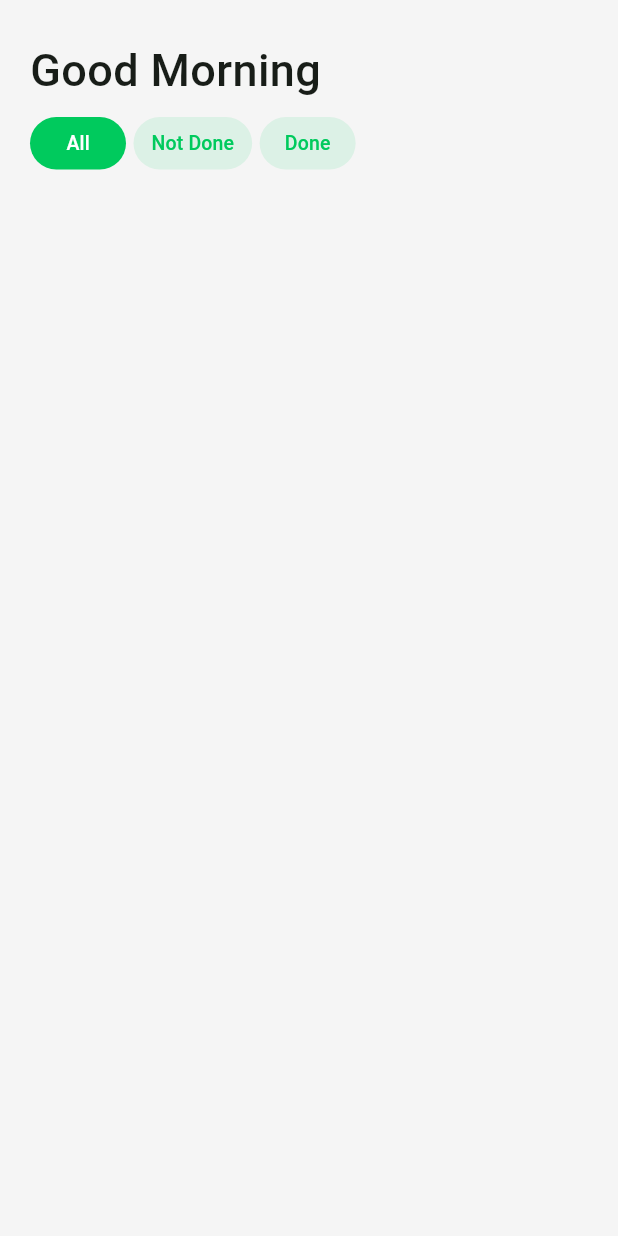
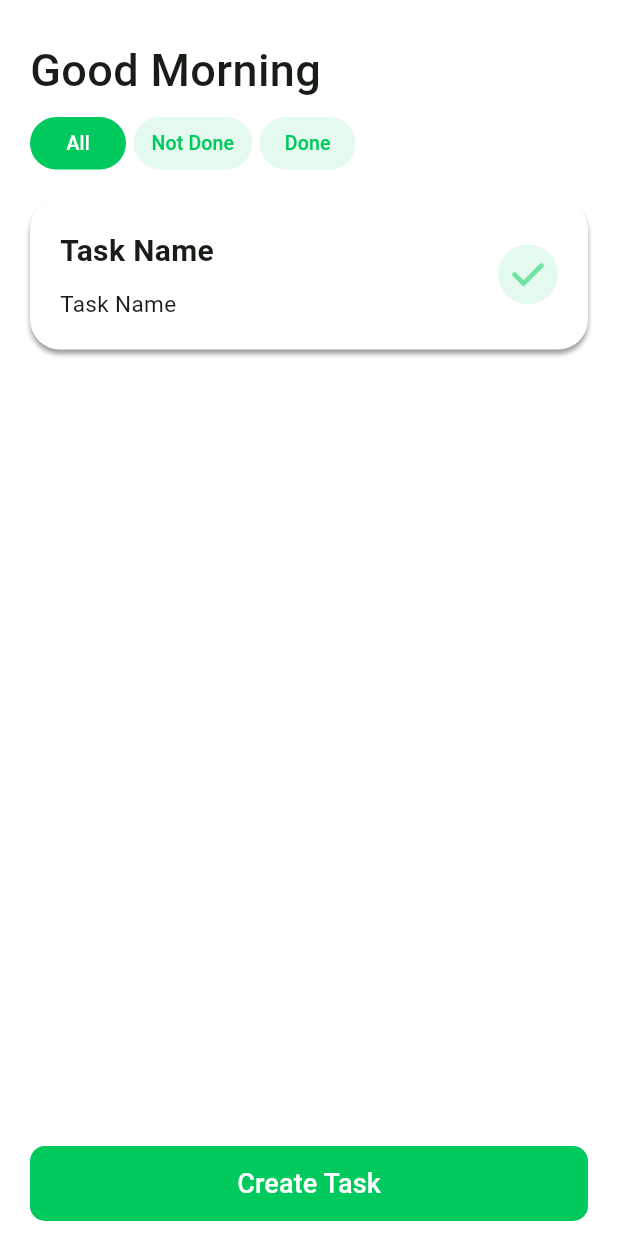
Before and after one commit to Mohammed-AboLEneen/Online-Tasks-App, a Flutter app: the screen it shows after launch, on a phone screen of 412 x 824 dp. Run offline on Flutter 3.47's test engine with Material 3 defaults, Android fonts, the phone set to English and light mode, and no system bars; our stand-ins replace font_awesome_flutter.

Commit message:
create task card item and button in end of screen to create new tasks in the future.

```diff
--- a/lib/cores/utlis/app_fonts.dart
+++ b/lib/cores/utlis/app_fonts.dart
@@ -1,24 +1,14 @@
-
 import 'package:flutter/material.dart';
 
-class AppFonts{
+class AppFonts {
+  static TextStyle? textStyle30Medium =
+      const TextStyle(fontSize: 30, fontWeight: FontWeight.w500);
 
-  static TextStyle? textStyle30Medium = const TextStyle(
-    fontSize: 30,
-    fontWeight: FontWeight.w500
-  );
+  static TextStyle? textStyle20Bold =
+      const TextStyle(fontSize: 20, fontWeight: FontWeight.bold);
 
-  static TextStyle? textStyle15Regular = const TextStyle(
-      fontSize: 15,
-      fontWeight: FontWeight.bold
-  );
-
-  static TextStyle? textStyle13Medium = const TextStyle(
-      fontSize: 13,
-      fontWeight: FontWeight.w500
-  );
-  static TextStyle? textStyle12Regular = const TextStyle(
-      fontSize: 12,
-      fontWeight: FontWeight.w400
-  );
+  static TextStyle? textStyle13Medium =
+      const TextStyle(fontSize: 13, fontWeight: FontWeight.w500);
+  static TextStyle? textStyle15Regular =
+      const TextStyle(fontSize: 15, fontWeight: FontWeight.w400);
 }
--- a/lib/cores/widgets/custom_textbutton.dart
+++ b/lib/cores/widgets/custom_textbutton.dart
@@ -1,6 +1,7 @@
 import 'package:flutter/material.dart';
 
 import '../utlis/app_fonts.dart';
+
 class CustomTextButton extends StatelessWidget {
   final String text;
   final Color? textColor;
@@ -18,7 +19,8 @@ class CustomTextButton extends StatelessWidget {
     this.buttonColor,
     this.onPressed,
     this.textSize = 14,
-    this.buttonColorLightness, required this.isTenRounded,
+    this.buttonColorLightness,
+    required this.isTenRounded,
   });
 
   @override
@@ -29,8 +31,8 @@ class CustomTextButton extends StatelessWidget {
         overlayColor: WidgetStateProperty.all(Colors.white.withOpacity(.2)),
         shape: WidgetStateProperty.all<RoundedRectangleBorder>(
           RoundedRectangleBorder(
-            borderRadius:
-                BorderRadius.circular(isTenRounded ? 10.0 : 20), // Change this value as needed
+            borderRadius: BorderRadius.circular(
+                isTenRounded ? 10.0 : 20), // Change this value as needed
           ),
         ),
         backgroundColor: WidgetStateProperty.all<Color>(
@@ -41,7 +43,7 @@ class CustomTextButton extends StatelessWidget {
         fit: BoxFit.scaleDown,
         child: Text(
           text,
-          style: AppFonts.textStyle15Regular?.copyWith(
+          style: AppFonts.textStyle20Bold?.copyWith(
               fontSize: textSize,
               color: textColor ?? Colors.white,
               fontWeight: FontWeight.w500),
--- a/lib/features/homePage/presentation/view/home_page.dart
+++ b/lib/features/homePage/presentation/view/home_page.dart
@@ -1,7 +1,8 @@
+import 'package:flutter/material.dart';
+import 'package:todo_list_app/cores/widgets/custom_textbutton.dart';
+import 'package:todo_list_app/features/homePage/presentation/view/widgets/custom_task_card.dart';
 
-
-import 'package:flutter/material.dart';
-
+import '../../../../constents.dart';
 import '../../../../cores/utlis/app_fonts.dart';
 import '../../../../cores/widgets/segment_button.dart';
 import '../../../../cores/widgets/sliver_sizedbox.dart';
@@ -12,27 +13,40 @@ class HomePage extends StatelessWidget {
   @override
   Widget build(BuildContext context) {
     return Scaffold(
-
-      backgroundColor: const Color(0xffF5F5F5),
+      backgroundColor: Colors.white,
       body: SafeArea(
-        child: Padding(
-          padding: const EdgeInsets.symmetric(horizontal: 20, vertical: 25),
-          child: CustomScrollView(
-
-            slivers: [
-
-              SliverToBoxAdapter(
-
-                child: Text('Good Morning', style: AppFonts.textStyle30Medium,),
+          child: Padding(
+        padding:
+            const EdgeInsets.only(right: 20, left: 20, top: 25, bottom: 10),
+        child: Column(
+          crossAxisAlignment: CrossAxisAlignment.start,
+          children: [
+            Text(
+              'Good Morning',
+              style: AppFonts.textStyle30Medium,
+            ),
+            const SizedBox(
+              height: 10,
+            ),
+            SegmentButtonList(),
+            const SizedBox(
+              height: 20,
+            ),
+            CustomTaskCard(),
+            const Spacer(),
+            SizedBox(
+              height: 50,
+              width: MediaQuery.sizeOf(context).width,
+              child: CustomTextButton(
+                text: 'Create Task',
+                isTenRounded: true,
+                textSize: 18,
+                buttonColor: mainColor,
               ),
-
-              const SliverSizedBox(height: 10,),
-              const SliverToBoxAdapter(child: SegmentButtonList(),)
-
-            ],
-          ),
-        )
-      ),
+            )
+          ],
+        ),
+      )),
     );
   }
 }
--- /dev/null
+++ b/lib/features/homePage/presentation/view/widgets/custom_task_card.dart
@@ -0,0 +1,57 @@
+import 'package:flutter/material.dart';
+import 'package:font_awesome_flutter/font_awesome_flutter.dart';
+import 'package:todo_list_app/constents.dart';
+
+import '../../../../../cores/utlis/app_fonts.dart';
+
+class CustomTaskCard extends StatelessWidget {
+  const CustomTaskCard({super.key});
+
+  @override
+  Widget build(BuildContext context) {
+    return Container(
+      padding: const EdgeInsets.all(20),
+      decoration: BoxDecoration(
+        color: Colors.white,
+        borderRadius: BorderRadius.circular(20),
+        boxShadow: const [
+          BoxShadow(
+            color: Colors.grey,
+            blurRadius: 2.5,
+            offset: Offset(0, 3), // Shadow position
+          ),
+        ],
+      ),
+      child: Row(
+        children: [
+          Column(
+            crossAxisAlignment: CrossAxisAlignment.start,
+            children: [
+              Text(
+                'Task Name',
+                style: AppFonts.textStyle20Bold,
+                overflow: TextOverflow.ellipsis,
+                maxLines: 3,
+              ),
+              const SizedBox(
+                height: 10,
+              ),
+              Text(
+                'Task Name',
+                style: AppFonts.textStyle15Regular,
+                overflow: TextOverflow.ellipsis,
+                maxLines: 1,
+              ),
+            ],
+          ),
+          const Spacer(),
+          CircleAvatar(
+            backgroundColor: mainColor.withOpacity(.1),
+            child: FaIcon(FontAwesomeIcons.check,
+                color: mainColor.withOpacity(.5)),
+          )
+        ],
+      ),
+    );
+  }
+}
--- a/pubspec.yaml
+++ b/pubspec.yaml
@@ -35,6 +35,7 @@ dependencies:
   # The following adds the Cupertino Icons font to your application.
   # Use with the CupertinoIcons class for iOS style icons.
   cupertino_icons: ^1.0.6
+  font_awesome_flutter: ^10.7.0
 
 dev_dependencies:
   flutter_test:
```
Also changed, not shown: pubspec.lock.
